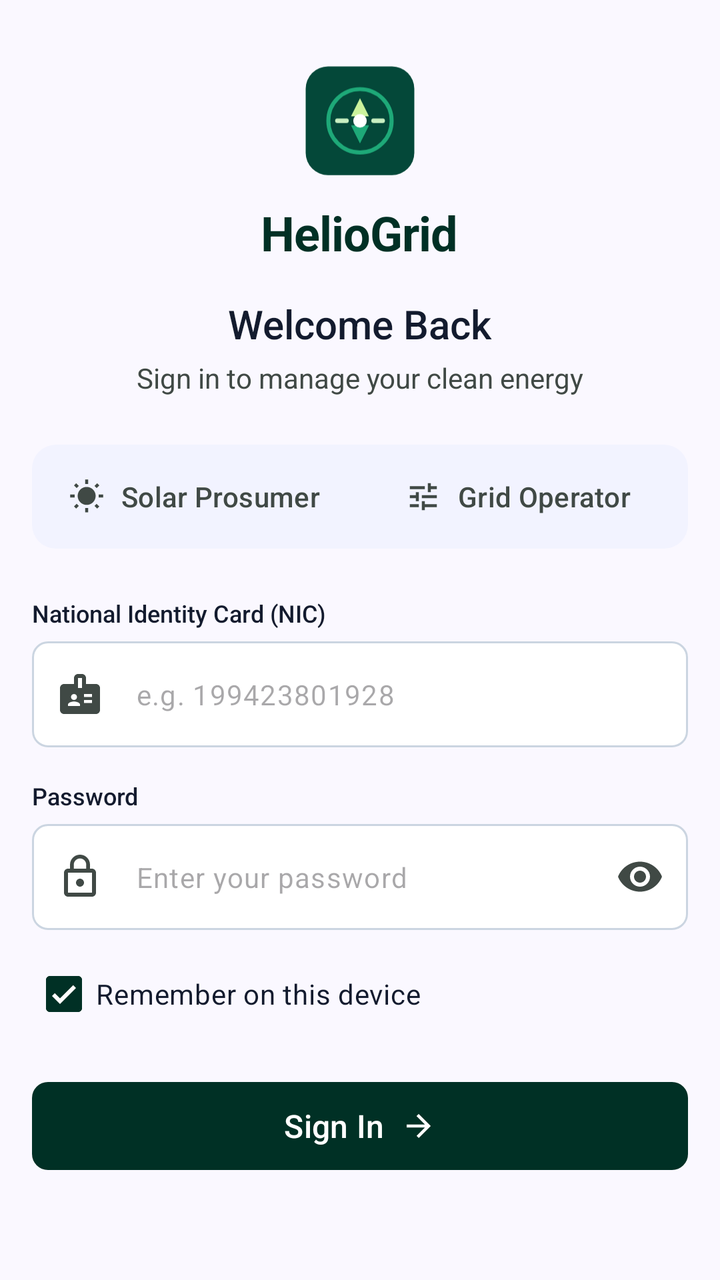
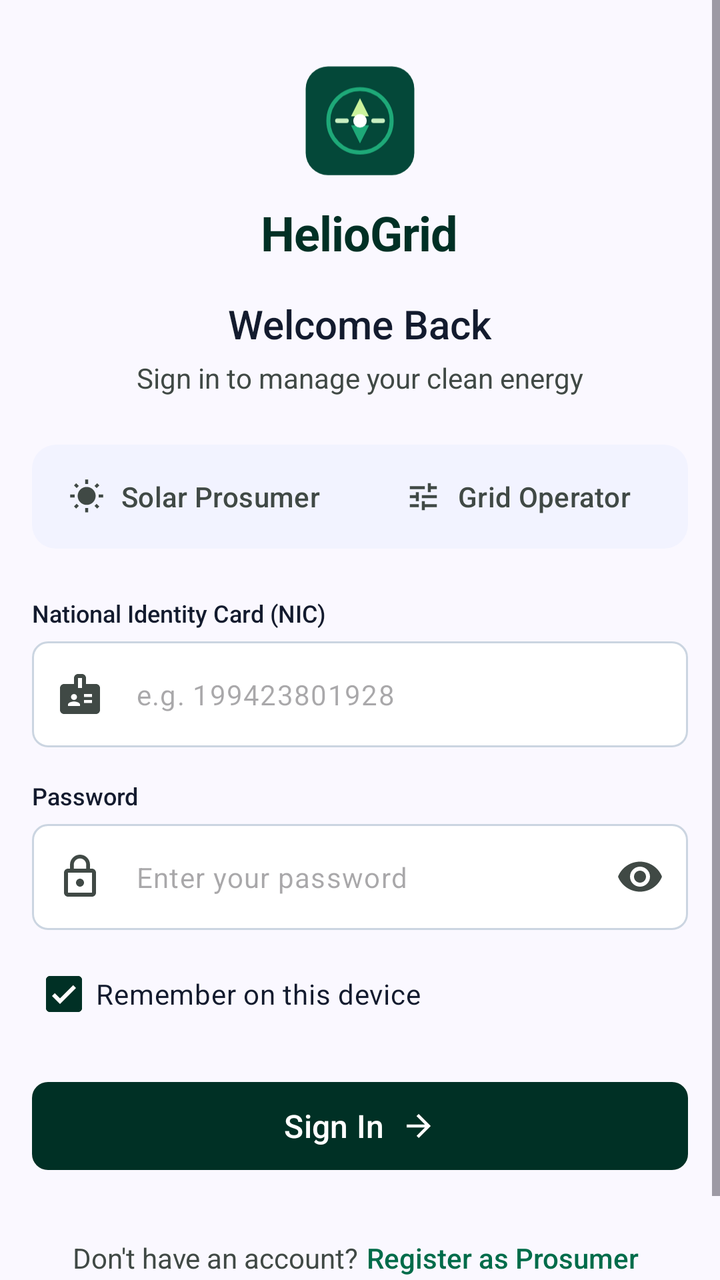

Two renders of the same Android screen: before a commit and after it. Below are the layout's source before the change and the commit's diff.
<!-- AndroidManifest.xml: application theme Theme.Smart_solar_mobile -->
<!-- res/layout/activity_login.xml -->
<?xml version="1.0" encoding="utf-8"?>
<ScrollView xmlns:android="http://schemas.android.com/apk/res/android"
    xmlns:app="http://schemas.android.com/apk/res-auto"
    android:id="@+id/loginRoot"
    android:layout_width="match_parent"
    android:layout_height="match_parent"
    android:fillViewport="true">

    <LinearLayout
        android:layout_width="match_parent"
        android:layout_height="wrap_content"
        android:orientation="vertical"
        android:paddingStart="16dp"
        android:paddingTop="32dp"
        android:paddingEnd="16dp"
        android:paddingBottom="32dp">

        
        <ImageView
            android:layout_width="56dp"
            android:layout_height="56dp"
            android:layout_gravity="center_horizontal"
            android:importantForAccessibility="no"
            android:src="@drawable/logo" />

        <TextView
            android:layout_width="wrap_content"
            android:layout_height="wrap_content"
            android:layout_gravity="center_horizontal"
            android:layout_marginTop="12dp"
            android:letterSpacing="-0.015"
            android:text="@string/app_name"
            android:textColor="@color/primary"
            android:textSize="24sp"
            android:textStyle="bold" />

        <TextView
            android:layout_width="wrap_content"
            android:layout_height="wrap_content"
            android:layout_gravity="center_horizontal"
            android:layout_marginTop="16dp"
            android:fontFamily="sans-serif-medium"
            android:text="@string/login_welcome"
            android:textColor="@color/on_surface"
            android:textSize="20sp" />

        <TextView
            android:layout_width="wrap_content"
            android:layout_height="wrap_content"
            android:layout_gravity="center_horizontal"
            android:layout_marginTop="4dp"
            android:text="@string/login_subtitle"
            android:textColor="@color/on_surface_variant"
            android:textSize="14sp" />

        
        <LinearLayout
            android:layout_width="match_parent"
            android:layout_height="wrap_content"
            android:layout_marginTop="24dp"
            android:background="@drawable/bg_role_toggle_track"
            android:orientation="horizontal"
            android:padding="4dp">

            <com.google.android.material.button.MaterialButton
                android:id="@+id/roleProsumerButton"
                style="@style/Widget.SmartSolar.RoleToggle"
                android:layout_width="0dp"
                android:layout_height="wrap_content"
                android:layout_marginEnd="2dp"
                android:layout_weight="1"
                android:text="@string/login_role_prosumer"
                app:icon="@drawable/ic_sunny" />

            <com.google.android.material.button.MaterialButton
                android:id="@+id/roleOperatorButton"
                style="@style/Widget.SmartSolar.RoleToggle"
                android:layout_width="0dp"
                android:layout_height="wrap_content"
                android:layout_marginStart="2dp"
                android:layout_weight="1"
                android:text="@string/login_role_operator"
                app:icon="@drawable/ic_tune" />
        </LinearLayout>

        
        <TextView
            android:id="@+id/identifierLabel"
            android:layout_width="match_parent"
            android:layout_height="wrap_content"
            android:layout_marginTop="24dp"
            android:labelFor="@id/identifierInput"
            android:text="@string/login_label_nic"
            android:textAppearance="@style/TextAppearance.SmartSolar.FieldLabel" />

        <com.google.android.material.textfield.TextInputLayout
            android:id="@+id/identifierLayout"
            style="@style/Widget.SmartSolar.TextField"
            android:layout_width="match_parent"
            android:layout_height="wrap_content"
            android:layout_marginTop="6dp"
            app:endIconMode="clear_text"
            app:startIconDrawable="@drawable/ic_badge">

            <com.google.android.material.textfield.TextInputEditText
                android:id="@+id/identifierInput"
                android:layout_width="match_parent"
                android:layout_height="wrap_content"
                android:autofillHints="username"
                android:hint="@string/login_hint_nic"
                android:imeOptions="actionNext"
                android:inputType="text"
                android:maxLines="1"
                android:textSize="14sp" />
        </com.google.android.material.textfield.TextInputLayout>

        
        <TextView
            android:layout_width="match_parent"
            android:layout_height="wrap_content"
            android:layout_marginTop="16dp"
            android:labelFor="@id/passwordInput"
            android:text="@string/login_label_password"
            android:textAppearance="@style/TextAppearance.SmartSolar.FieldLabel" />

        <com.google.android.material.textfield.TextInputLayout
            android:id="@+id/passwordLayout"
            style="@style/Widget.SmartSolar.TextField"
            android:layout_width="match_parent"
            android:layout_height="wrap_content"
            android:layout_marginTop="6dp"
            app:endIconMode="password_toggle"
            app:startIconDrawable="@drawable/ic_lock">

            <com.google.android.material.textfield.TextInputEditText
                android:id="@+id/passwordInput"
                android:layout_width="match_parent"
                android:layout_height="wrap_content"
                android:autofillHints="password"
                android:hint="@string/login_hint_password"
                android:imeOptions="actionDone"
                android:inputType="textPassword"
                android:maxLines="1"
                android:textSize="14sp" />
        </com.google.android.material.textfield.TextInputLayout>

        <com.google.android.material.checkbox.MaterialCheckBox
            android:id="@+id/rememberMeCheck"
            android:layout_width="wrap_content"
            android:layout_height="wrap_content"
            android:layout_marginTop="8dp"
            android:checked="true"
            android:text="@string/login_remember_me"
            android:textColor="@color/on_surface"
            android:textSize="14sp" />

        
        <LinearLayout
            android:id="@+id/errorBanner"
            android:layout_width="match_parent"
            android:layout_height="wrap_content"
            android:layout_marginTop="8dp"
            android:background="@drawable/bg_error_banner"
            android:orientation="horizontal"
            android:paddingStart="12dp"
            android:paddingTop="8dp"
            android:paddingEnd="12dp"
            android:paddingBottom="8dp"
            android:visibility="gone">

            <ImageView
                android:layout_width="18dp"
                android:layout_height="18dp"
                android:layout_marginTop="1dp"
                android:importantForAccessibility="no"
                android:src="@drawable/ic_error"
                app:tint="@color/on_error_container" />

            <TextView
                android:id="@+id/errorText"
                android:layout_width="0dp"
                android:layout_height="wrap_content"
                android:layout_marginStart="8dp"
                android:layout_weight="1"
                android:accessibilityLiveRegion="polite"
                android:textColor="@color/on_error_container"
                android:textSize="13sp" />
        </LinearLayout>

        <com.google.android.material.button.MaterialButton
            android:id="@+id/signInButton"
            style="@style/Widget.SmartSolar.PrimaryButton"
            android:layout_width="match_parent"
            android:layout_height="wrap_content"
            android:layout_marginTop="16dp"
            android:text="@string/login_sign_in"
            app:icon="@drawable/ic_arrow_forward"
            app:iconGravity="textEnd" />

        <TextView
            android:id="@+id/operatorNotice"
            android:layout_width="match_parent"
            android:layout_height="wrap_content"
            android:layout_marginTop="16dp"
            android:gravity="center"
            android:text="@string/login_operator_notice"
            android:textColor="@color/outline"
            android:textSize="12sp"
            android:visibility="gone" />
    </LinearLayout>
</ScrollView>
<!-- resources referenced by this layout -->
<resources>
  <color name="on_error_container">#93000A</color>
  <color name="on_surface">#131B2E</color>
  <color name="on_surface_variant">#404945</color>
  <color name="outline">#707975</color>
  <color name="primary">#003025</color>
  <!-- drawable bg_error_banner (drawable) -->
  <?xml version="1.0" encoding="utf-8"?>
  <shape xmlns:android="http://schemas.android.com/apk/res/android" android:shape="rectangle">
      <solid android:color="@color/error_container" />
      <corners android:radius="8dp" />
  </shape>
  <!-- drawable bg_role_toggle_track (drawable) -->
  <?xml version="1.0" encoding="utf-8"?>
  <shape xmlns:android="http://schemas.android.com/apk/res/android" android:shape="rectangle">
      <solid android:color="@color/surface_container_low" />
      <corners android:radius="12dp" />
  </shape>
  <!-- drawable ic_arrow_forward (drawable) -->
  <vector xmlns:android="http://schemas.android.com/apk/res/android"
      android:width="24dp"
      android:height="24dp"
      android:viewportWidth="24"
      android:viewportHeight="24">
      <path
          android:fillColor="@android:color/black"
          android:pathData="M12,4l-1.41,1.41L16.17,11H4v2h12.17l-5.58,5.59L12,20l8,-8z" />
  </vector>
  <!-- drawable ic_error (drawable) -->
  <vector xmlns:android="http://schemas.android.com/apk/res/android"
      android:width="24dp"
      android:height="24dp"
      android:viewportWidth="24"
      android:viewportHeight="24">
      <path
          android:fillColor="@android:color/black"
          android:pathData="M12,2C6.48,2 2,6.48 2,12s4.48,10 10,10 10,-4.48 10,-10S17.52,2 12,2zM13,17h-2v-2h2v2zM13,13h-2V7h2v6z" />
  </vector>
  <!-- drawable ic_tune (drawable) -->
  <vector xmlns:android="http://schemas.android.com/apk/res/android"
      android:width="24dp"
      android:height="24dp"
      android:viewportWidth="24"
      android:viewportHeight="24">
      <path
          android:fillColor="@android:color/black"
          android:pathData="M3,17v2h6v-2L3,17zM3,5v2h10L13,5L3,5zM13,21v-2h8v-2h-8v-2h-2v6h2zM7,9v2L3,11v2h4v2h2L9,9L7,9zM21,13v-2L11,11v2h10zM15,9h2L17,7h4L21,5h-4L17,3h-2v6z" />
  </vector>
  <string name="app_name">HelioGrid</string>
  <string name="login_hint_nic">e.g. 199423801928</string>
  <string name="login_hint_password">Enter your password</string>
  <string name="login_label_nic">National Identity Card (NIC)</string>
  <string name="login_label_password">Password</string>
  <string name="login_operator_notice">Grid operators use assigned credentials from central administration.</string>
  <string name="login_remember_me">Remember on this device</string>
  <string name="login_role_operator">Grid Operator</string>
  <string name="login_role_prosumer">Solar Prosumer</string>
  <string name="login_sign_in">Sign In</string>
  <string name="login_subtitle">Sign in to manage your clean energy</string>
  <string name="login_welcome">Welcome Back</string>
  <style name="TextAppearance.SmartSolar.FieldLabel" parent="">
          <item name="android:textSize">12sp</item>
          <item name="android:fontFamily">sans-serif-medium</item>
          <item name="android:textColor">@color/on_surface</item>
      </style>
  <color name="error_container">#FFDAD6</color>
  <color name="surface_container_low">#F2F3FF</color>
  <color name="on_primary">#FFFFFF</color>
  <color name="surface_container_lowest">#FFFFFF</color>
  <color name="alert_danger">#720613</color>
  <style name="Base.Theme.Smart_solar_mobile" parent="Theme.Material3.Light.NoActionBar" />
  <color name="primary_container">#044839</color>
  <color name="secondary">#006C4A</color>
  <color name="surface">#FAF8FF</color>
  <!-- unchanged entries left out for length: 8 -->
</resources>

<!-- the commit's change to res/layout/activity_login.xml (unified diff, before → after) -->
@@ -207,5 +207,37 @@
             android:textColor="@color/outline"
             android:textSize="12sp"
             android:visibility="gone" />
+
+        
+        <LinearLayout
+            android:id="@+id/registerPrompt"
+            android:layout_width="wrap_content"
+            android:layout_height="wrap_content"
+            android:layout_gravity="center_horizontal"
+            android:layout_marginTop="16dp"
+            android:gravity="center_vertical"
+            android:orientation="horizontal">
+
+            <TextView
+                android:layout_width="wrap_content"
+                android:layout_height="wrap_content"
+                android:text="@string/login_no_account"
+                android:textColor="@color/on_surface_variant"
+                android:textSize="14sp" />
+
+            <TextView
+                android:id="@+id/registerLink"
+                android:layout_width="wrap_content"
+                android:layout_height="wrap_content"
+                android:background="?attr/selectableItemBackground"
+                android:fontFamily="sans-serif-medium"
+                android:gravity="center_vertical"
+                android:minHeight="48dp"
+                android:paddingStart="4dp"
+                android:paddingEnd="4dp"
+                android:text="@string/login_register_link"
+                android:textColor="@color/secondary"
+                android:textSize="14sp" />
+        </LinearLayout>
     </LinearLayout>
 </ScrollView>
<!-- resource entries referenced after the edit -->
@@ -52,7 +52,9 @@
   <string name="login_hint_password">Enter your password</string>
   <string name="login_label_nic">National Identity Card (NIC)</string>
   <string name="login_label_password">Password</string>
+  <string name="login_no_account">Don\'t have an account?</string>
   <string name="login_operator_notice">Grid operators use assigned credentials from central administration.</string>
+  <string name="login_register_link">Register as Prosumer</string>
   <string name="login_remember_me">Remember on this device</string>
   <string name="login_role_operator">Grid Operator</string>
   <string name="login_role_prosumer">Solar Prosumer</string>
